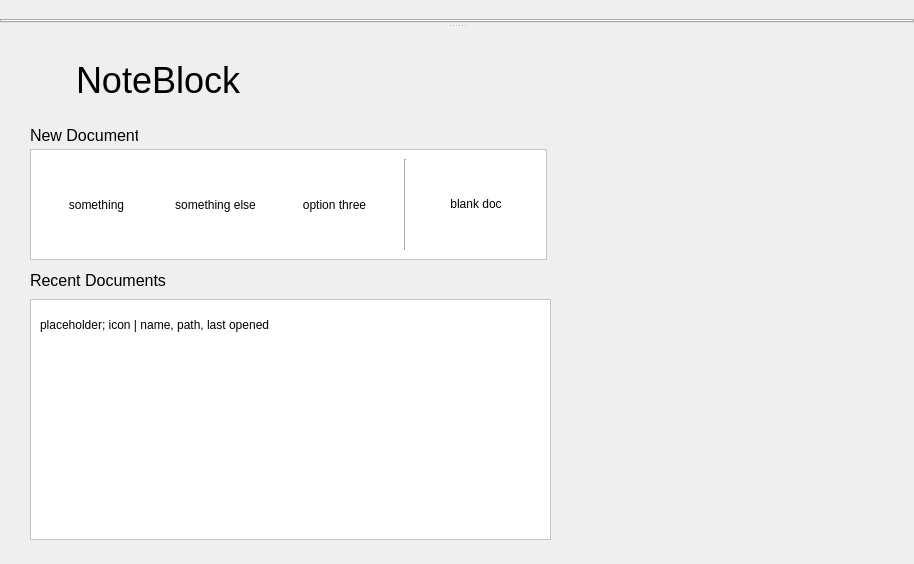
Before: the Qt Designer form mainwindow.ui in dudghks/senior-capstone, drawn with Qt 5.
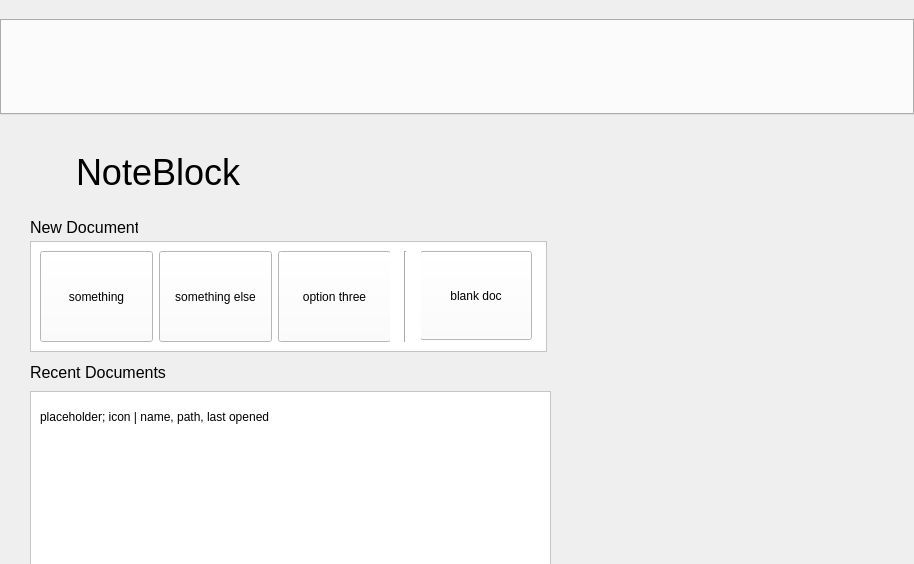
After: the same form once the commit is applied. The open tabs and pages were chosen to show the change. Icons and pictures are not drawn. Custom widgets are drawn as their Qt base class.

Commit message: Fixed Template Button Hover

Patch:
```diff
--- a/mainwindow.ui
+++ b/mainwindow.ui
@@ -174,11 +174,14 @@
               <verstretch>0</verstretch>
              </sizepolicy>
             </property>
+            <property name="styleSheet">
+             <string notr="true"/>
+            </property>
             <property name="text">
              <string>something</string>
             </property>
             <property name="flat">
-             <bool>true</bool>
+             <bool>false</bool>
             </property>
            </widget>
           </item>
@@ -194,7 +197,7 @@
              <string>something else</string>
             </property>
             <property name="flat">
-             <bool>true</bool>
+             <bool>false</bool>
             </property>
            </widget>
           </item>
@@ -210,7 +213,7 @@
              <string>option three</string>
             </property>
             <property name="flat">
-             <bool>true</bool>
+             <bool>false</bool>
             </property>
            </widget>
           </item>
@@ -243,7 +246,7 @@
           <string>blank doc</string>
          </property>
          <property name="flat">
-          <bool>true</bool>
+          <bool>false</bool>
          </property>
         </widget>
         <widget class="Line" name="line">
@@ -360,11 +363,23 @@
   </widget>
   <widget class="QDockWidget" name="ribbonDockWidget">
    <property name="sizePolicy">
-    <sizepolicy hsizetype="Preferred" vsizetype="Minimum">
+    <sizepolicy hsizetype="Preferred" vsizetype="Fixed">
      <horstretch>0</horstretch>
      <verstretch>0</verstretch>
     </sizepolicy>
    </property>
+   <property name="minimumSize">
+    <size>
+     <width>135</width>
+     <height>115</height>
+    </size>
+   </property>
+   <property name="maximumSize">
+    <size>
+     <width>524287</width>
+     <height>115</height>
+    </size>
+   </property>
    <property name="features">
     <set>QDockWidget::NoDockWidgetFeatures</set>
    </property>
```
Left out of the diff: 5 changed lines with no effect on the pictures. The commit also changes 2 other files.
